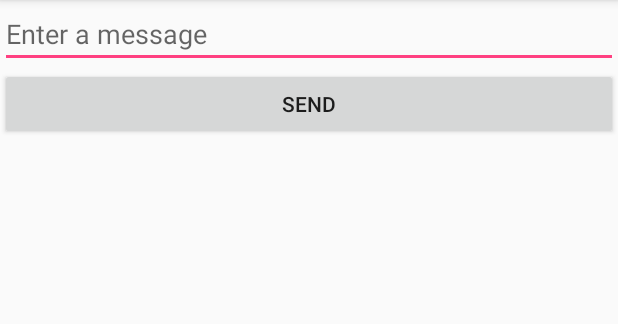
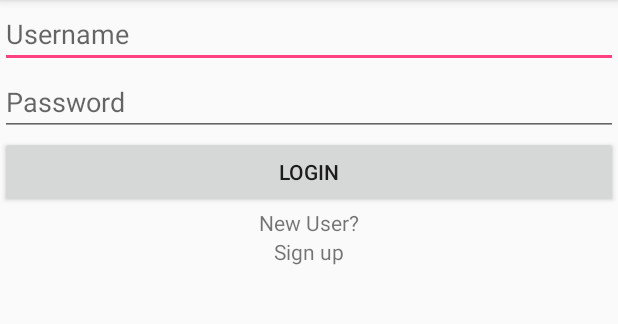
Before and after one commit to aneri885/RoomSpaceSaver, an Android app: the screen it shows after launch (MainActivity), on a phone screen of 412 x 824 dp, the part 84-408 px from its top. Run offline under Robolectric (Android 15) with nearby library versions, the phone set to English and light mode, and no system bars.

Commit message:
created basic login layout

```diff
--- a/app/src/main/res/layout/activity_main.xml
+++ b/app/src/main/res/layout/activity_main.xml
@@ -9,10 +9,29 @@
     <EditText
         android:layout_width="match_parent"
         android:layout_height="wrap_content"
-        android:id="@+id/editText"
-        android:hint="@string/edit_message"/>
+        android:id="@+id/userNameText"
+        android:hint="@string/username_message"/>
+    <EditText
+        android:layout_width="match_parent"
+        android:layout_height="wrap_content"
+        android:inputType="textPassword"
+        android:id="@+id/userPasswordText"
+        android:hint="@string/password_message"/>
     <Button
         android:layout_width="match_parent"
         android:layout_height="wrap_content"
-        android:text="@string/button_send"/>
+        android:text="@string/button_login"/>
+
+    <TextView
+        android:text="New User?"
+        android:layout_width="match_parent"
+        android:layout_height="wrap_content"
+        android:textAlignment="center"/>
+    <TextView
+        android:text="Sign up"
+        android:layout_width="match_parent"
+        android:layout_height="wrap_content"
+        android:textAlignment="center"
+        android:clickable="true"
+        android:id="@+id/signUpLink" />
 </LinearLayout>
--- a/app/src/main/res/values/strings.xml
+++ b/app/src/main/res/values/strings.xml
@@ -1,5 +1,6 @@
 <resources>
     <string name="app_name">RoomSpaceSaver</string>
-    <string name="edit_message">Enter a message</string>
-    <string name="button_send">Send</string>
+    <string name="username_message">Username</string>
+    <string name="password_message">Password</string>
+    <string name="button_login">Login</string>
 </resources>
```
